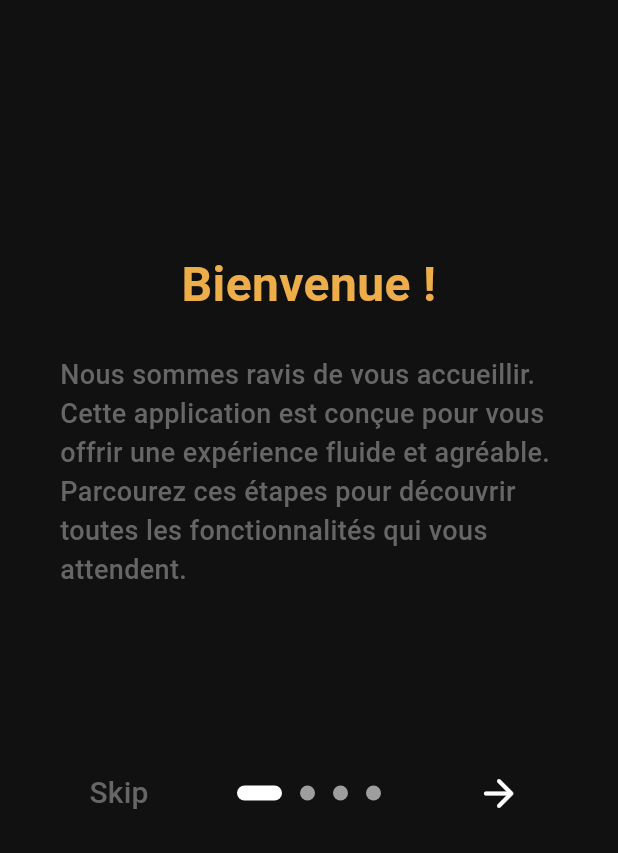
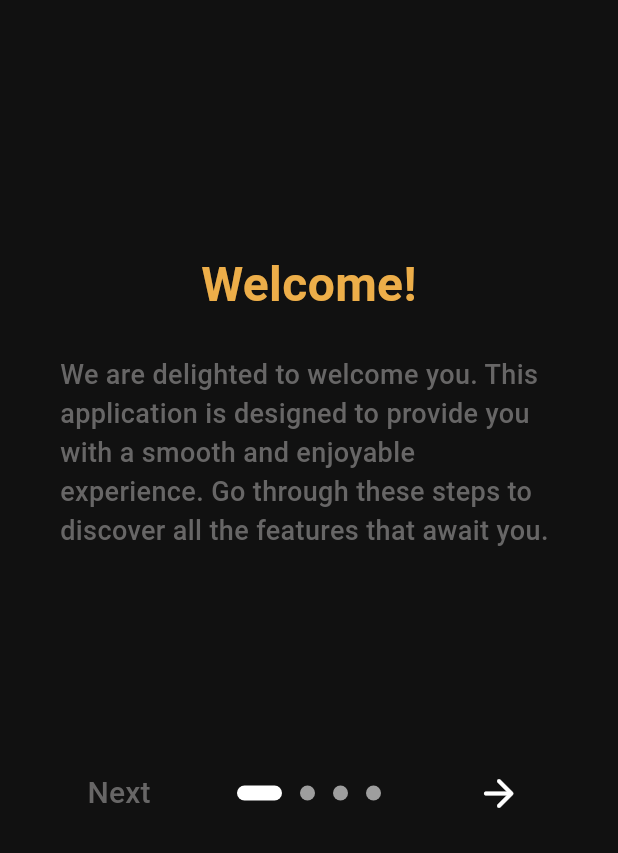
Before and after one commit to unkn0wndfbx/LetterRound, a Flutter app: the screen it shows after launch, on a phone screen of 412 x 824 dp, the part 383-1236 px from its top. Run offline on Flutter 3.47's test engine with Material 3 defaults, Android fonts, the light colour scheme and no system bars; drawn by our look-alikes of introduction_screen; our stand-ins replace another_flutter_splash_screen, awesome_snackbar_content, salomon_bottom_bar, shared_preferences, sqflite; accounts and stored records are empty; generated files the repository leaves out were written again.

Commit message:
onboarding translate add

```diff
--- a/lib/l10n/app_en.arb
+++ b/lib/l10n/app_en.arb
@@ -26,5 +26,16 @@
   "filmsVus": "Films seen",
   "totalHeures": "Total hours",
   "theme": "Theme",
-  "rechercheFilm": "Search a film..."
+  "rechercheFilm": "Search a film...",
+  "onBoarding1Title": "Welcome!",
+  "onBoarding1Texte": "We are delighted to welcome you. This application is designed to provide you with a smooth and enjoyable experience. Go through these steps to discover all the features that await you.",
+  "onBoarding2Title": "Tailor the app to your needs",
+  "onBoarding2Texte": "Customize your profile in just a few clicks! Add your name, the films you've seen, and adjust your preferences for an even more personalized experience.",
+  "onBoarding3Title": "Explore the features",
+  "onBoarding3Texte": "Discover the various features that will help you rate films. Whether it's to view a film's information, rate the film, everything is intuitive.",
+  "onBoarding4Title": "Ready to start?",
+  "onBoarding4Texte": "You are now ready to start the adventure!",
+  "allonsY": "Let's go!",
+  "terminer": "Finish",
+  "suivant": "Next"
 }
--- a/lib/l10n/app_fr.arb
+++ b/lib/l10n/app_fr.arb
@@ -26,5 +26,16 @@
   "filmsVus": "Films vus",
   "totalHeures": "Total heures",
   "theme": "Thème",
-  "rechercheFilm": "Rechercher un film..."
+  "rechercheFilm": "Rechercher un film...",
+  "onBoarding1Title": "Bienvenue !",
+  "onBoarding1Texte": "Nous sommes ravis de vous accueillir. Cette application est conçue pour vous offrir une expérience fluide et agréable. Parcourez ces étapes pour découvrir toutes les fonctionnalités qui vous attendent.",
+  "onBoarding2Title": "Adaptez l’application à vos besoins",
+  "onBoarding2Texte": "Personnalisez votre profil en quelques clics ! Ajoutez votre nom, les films que vous avez vus, et ajustez vos préférences pour une expérience encore plus personnalisée.",
+  "onBoarding3Title": "Explorez les fonctionnalités",
+  "onBoarding3Texte": "Découvrez les différentes fonctionnalités qui vous aideront à noter les films. Que ce soit pour voir les informations d\\'un film, noter le film, tout est intuitif.",
+  "onBoarding4Title": "Prêt à commencer ?",
+  "onBoarding4Texte": "Vous êtes maintenant prêt à commencer l'aventure !",
+  "allonsY": "Allons-y !",
+  "terminer": "Terminer",
+  "suivant": "Suivant"
 }
--- a/lib/pages/home_page.dart
+++ b/lib/pages/home_page.dart
@@ -1,7 +1,6 @@
 import 'package:flutter/cupertino.dart';
 import 'package:flutter/material.dart';
 import 'package:letter_round/models/movie.dart';
-import 'package:letter_round/pages/settings_page.dart';
 import 'package:letter_round/ressources/colors.dart';
 import 'package:letter_round/theme_provider.dart';
 import 'package:letter_round/widgets/custom_appbar.dart';
@@ -45,7 +44,6 @@ class _HomePageState extends State<HomePage> {
   Widget build(BuildContext context) {
     bool isLandscape =
         MediaQuery.of(context).orientation == Orientation.landscape;
-
     final themeProvider = Provider.of<ThemeProvider>(context);
 
     return Scaffold(
--- a/lib/pages/welcome_page.dart
+++ b/lib/pages/welcome_page.dart
@@ -3,6 +3,7 @@ import 'package:flutter/services.dart';
 import 'package:introduction_screen/introduction_screen.dart';
 import 'package:letter_round/pages/bottom_bar.dart';
 import 'package:letter_round/ressources/colors.dart';
+import 'package:flutter_gen/gen_l10n/app_localizations.dart';
 
 class OnBoardingPage extends StatelessWidget {
   const OnBoardingPage({super.key});
@@ -12,17 +13,18 @@ class OnBoardingPage extends StatelessWidget {
     SystemChrome.setSystemUIOverlayStyle(
       SystemUiOverlayStyle.dark.copyWith(statusBarColor: Colors.transparent),
     );
+    final loc = AppLocalizations.of(context)!;
 
     return SafeArea(
       child: IntroductionScreen(
         pages: [
           PageViewModel(
-            title: 'Bienvenue !',
+            title: loc.onBoarding1Title,
             bodyWidget: Column(
               crossAxisAlignment: CrossAxisAlignment.center,
               children: [
-                const Text(
-                  'Nous sommes ravis de vous accueillir. Cette application est conçue pour vous offrir une expérience fluide et agréable. Parcourez ces étapes pour découvrir toutes les fonctionnalités qui vous attendent.',
+                Text(
+                  loc.onBoarding1Texte,
                   style: TextStyle(
                     fontSize: 18,
                     fontWeight: FontWeight.w500,
@@ -35,12 +37,12 @@ class OnBoardingPage extends StatelessWidget {
             decoration: getPageDecoration(yellow),
           ),
           PageViewModel(
-            title: 'Adaptez l’application à vos besoins',
+            title: loc.onBoarding2Title,
             bodyWidget: Column(
               crossAxisAlignment: CrossAxisAlignment.center,
               children: [
-                const Text(
-                  'Personnalisez votre profil en quelques clics ! Ajoutez votre nom, les films que vous avez vus, et ajustez vos préférences pour une expérience encore plus personnalisée.',
+                Text(
+                  loc.onBoarding2Texte,
                   style: TextStyle(
                     fontSize: 18,
                     fontWeight: FontWeight.w500,
@@ -53,12 +55,12 @@ class OnBoardingPage extends StatelessWidget {
             decoration: getPageDecoration(red),
           ),
           PageViewModel(
-            title: 'Explorez les fonctionnalités',
+            title: loc.onBoarding3Title,
             bodyWidget: Column(
               crossAxisAlignment: CrossAxisAlignment.center,
               children: [
-                const Text(
-                  'Découvrez les différentes fonctionnalités qui vous aideront à noter les films. Que ce soit pour voir les informations d\'un film, noter le film, tout est intuitif.',
+                Text(
+                  loc.onBoarding3Texte,
                   style: TextStyle(
                     fontSize: 18,
                     fontWeight: FontWeight.w500,
@@ -71,13 +73,13 @@ class OnBoardingPage extends StatelessWidget {
             decoration: getPageDecoration(blue),
           ),
           PageViewModel(
-            title: "Prêt à commencer ?",
+            title: loc.onBoarding4Title,
             bodyWidget: Column(
               spacing: 32,
               crossAxisAlignment: CrossAxisAlignment.center,
               children: [
-                const Text(
-                  "Vous êtes maintenant prêt à commencer l'aventure !",
+                Text(
+                  loc.onBoarding4Texte,
                   style: TextStyle(
                     fontSize: 18,
                     fontWeight: FontWeight.w500,
@@ -97,9 +99,9 @@ class OnBoardingPage extends StatelessWidget {
                         colors: [red, yellow],
                       ),
                     ),
-                    child: const Center(
+                    child: Center(
                       child: Text(
-                        "Allons-y !",
+                        loc.allonsY,
                         style: TextStyle(
                           fontSize: 22,
                           color: backgroundColor,
@@ -115,8 +117,8 @@ class OnBoardingPage extends StatelessWidget {
             decoration: getPageDecoration(whiteColor),
           ),
         ],
-        done: const Text(
-          'Done',
+        done: Text(
+          loc.terminer,
           style: TextStyle(
             fontWeight: FontWeight.w500,
             fontSize: 20,
@@ -133,7 +135,7 @@ class OnBoardingPage extends StatelessWidget {
         showBackButton: false,
         showSkipButton: true,
         skip: Text(
-          'Skip',
+          loc.suivant,
           style: TextStyle(
             fontSize: 20,
             color: greyColor,
```
